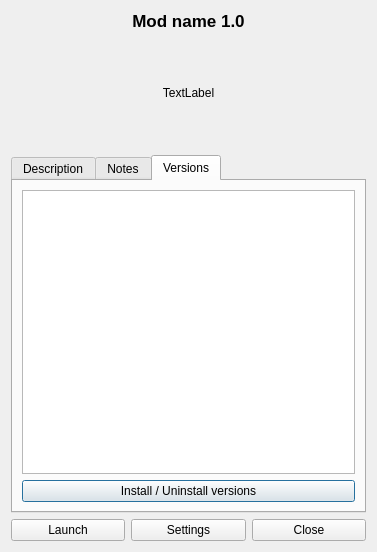
First picture: the form in ui/modinfo.ui, repository ngld/old-knossos, before the edit.
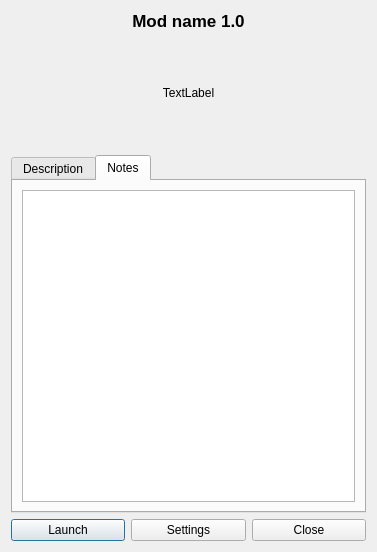
Second picture: the form after the edit. The open tabs and pages were chosen to show the change.

Commit message: Finished Windows integration, added a simple update function, added support for different keyboard layouts and fixed a few bugs.

The edit to the form file:
```diff
--- a/ui/modinfo.ui
+++ b/ui/modinfo.ui
@@ -83,33 +83,6 @@
        </item>
       </layout>
      </widget>
-     <widget class="QWidget" name="tab_3">
-      <attribute name="title">
-       <string>Versions</string>
-      </attribute>
-      <layout class="QVBoxLayout" name="verticalLayout_4">
-       <item>
-        <widget class="QListWidget" name="versionList">
-         <property name="editTriggers">
-          <set>QAbstractItemView::NoEditTriggers</set>
-         </property>
-         <property name="showDropIndicator" stdset="0">
-          <bool>false</bool>
-         </property>
-         <property name="selectionMode">
-          <enum>QAbstractItemView::NoSelection</enum>
-         </property>
-        </widget>
-       </item>
-       <item>
-        <widget class="QPushButton" name="applyVersions">
-         <property name="text">
-          <string>Install / Uninstall versions</string>
-         </property>
-        </widget>
-       </item>
-      </layout>
-     </widget>
     </widget>
    </item>
    <item>
```
Left out of the diff: 2 changed lines with no effect on the pictures. The commit also changes 26 other files.
